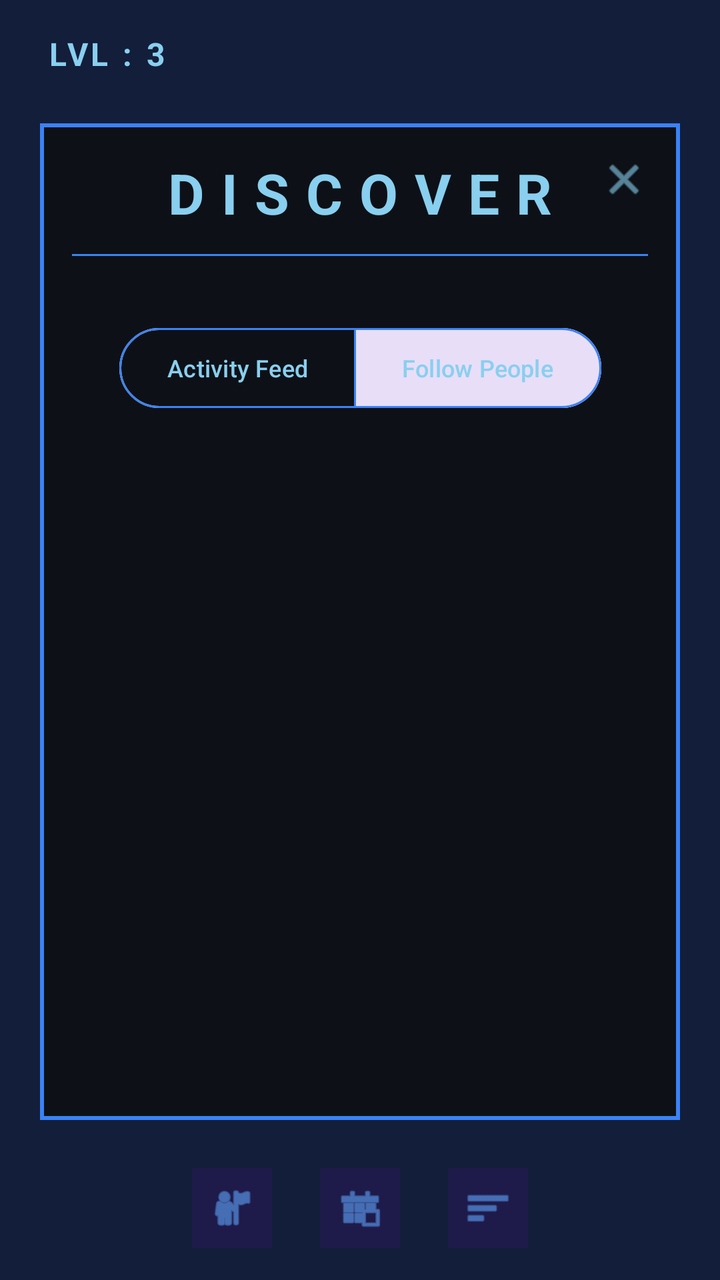
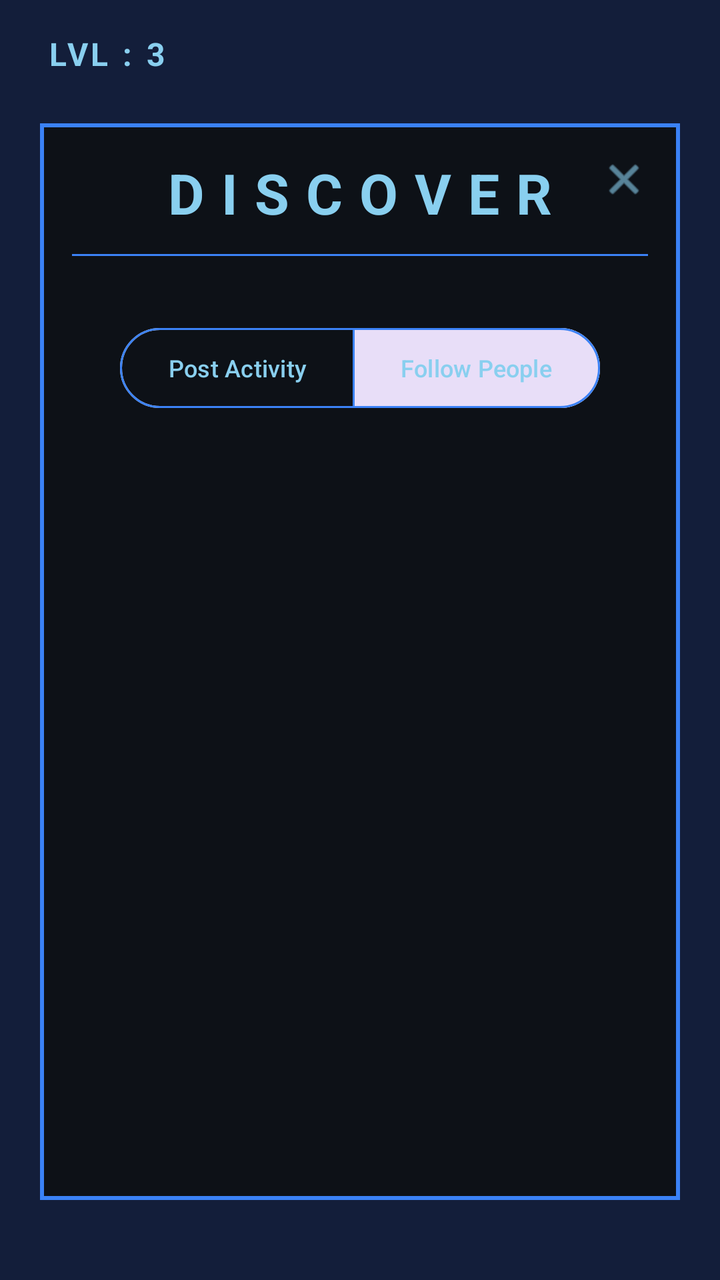

Screens rendered from an Android XML layout before and after an edit, with the pre-edit source and the edit as a unified diff.
<!-- AndroidManifest.xml: application theme Theme.HabitFLOWS -->
<!-- res/layout/activity_discover.xml -->
<?xml version="1.0" encoding="utf-8"?>
<androidx.constraintlayout.widget.ConstraintLayout xmlns:android="http://schemas.android.com/apk/res/android"
    xmlns:app="http://schemas.android.com/apk/res-auto"
    xmlns:tools="http://schemas.android.com/tools"
    android:id="@+id/main"
    android:layout_width="match_parent"
    android:layout_height="match_parent"
    android:background="@color/denim"
    tools:context=".Discover">

    
    <androidx.constraintlayout.widget.ConstraintLayout
        android:id="@+id/topBar"
        android:layout_width="match_parent"
        android:layout_height="wrap_content"
        android:paddingHorizontal="24dp"
        android:paddingVertical="16dp"
        app:layout_constraintTop_toTopOf="parent">

        <TextView
            android:id="@+id/tvLevelDisplay"
            android:layout_width="wrap_content"
            android:layout_height="wrap_content"
            android:letterSpacing="0.1"
            android:text="LVL : 3"
            android:textColor="@color/baby_blue"
            android:textSize="16sp"
            android:textStyle="bold"
            app:layout_constraintStart_toStartOf="parent"
            app:layout_constraintTop_toTopOf="parent" />
    </androidx.constraintlayout.widget.ConstraintLayout>

    <com.google.android.material.card.MaterialCardView
        android:id="@+id/contentWindow"
        android:layout_width="0dp"
        android:layout_height="0dp"
        android:layout_marginHorizontal="20dp"
        android:layout_marginTop="8dp"
        android:layout_marginBottom="24dp"
        app:cardBackgroundColor="#0D1117"
        app:cardCornerRadius="0dp"
        app:cardElevation="0dp"
        app:layout_constraintBottom_toTopOf="@+id/bottomIcons"
        app:layout_constraintEnd_toEndOf="parent"
        app:layout_constraintStart_toStartOf="parent"
        app:layout_constraintTop_toBottomOf="@id/topBar"
        app:strokeColor="#3B82F6"
        app:strokeWidth="2dp">

        <androidx.constraintlayout.widget.ConstraintLayout
            android:layout_width="match_parent"
            android:layout_height="match_parent">

            
            <androidx.constraintlayout.widget.ConstraintLayout
                android:id="@+id/windowHeader"
                android:layout_width="match_parent"
                android:layout_height="wrap_content"
                android:padding="16dp"
                app:layout_constraintTop_toTopOf="parent">

                <ImageView
                    android:id="@+id/btnBackDiscover"
                    android:layout_width="24dp"
                    android:layout_height="24dp"
                    android:src="@android:drawable/ic_menu_close_clear_cancel"
                    app:layout_constraintEnd_toEndOf="parent"
                    app:layout_constraintTop_toTopOf="parent"
                    app:tint="@color/baby_blue" />

                <TextView
                    android:id="@+id/tvDiscoverTitle"
                    android:layout_width="wrap_content"
                    android:layout_height="wrap_content"
                    android:letterSpacing="0.3"
                    android:text="DISCOVER"
                    android:textColor="@color/baby_blue"
                    android:textSize="28sp"
                    android:textStyle="bold"
                    app:layout_constraintEnd_toEndOf="parent"
                    app:layout_constraintStart_toStartOf="parent"
                    app:layout_constraintTop_toTopOf="parent" />

                <View
                    android:layout_width="match_parent"
                    android:layout_height="1dp"
                    android:layout_marginTop="12dp"
                    android:background="#3B82F6"
                    app:layout_constraintTop_toBottomOf="@id/tvDiscoverTitle" />
            </androidx.constraintlayout.widget.ConstraintLayout>

            
            <com.google.android.material.button.MaterialButtonToggleGroup
                android:id="@+id/toggleGroupDiscover"
                android:layout_width="wrap_content"
                android:layout_height="wrap_content"
                android:layout_marginTop="16dp"
                app:checkedButton="@+id/btnFollowPeople"
                app:layout_constraintEnd_toEndOf="parent"
                app:layout_constraintStart_toStartOf="parent"
                app:layout_constraintTop_toBottomOf="@id/windowHeader"
                app:selectionRequired="true"
                app:singleSelection="true">

                <com.google.android.material.button.MaterialButton
                    android:id="@+id/btnActivityFeed"
                    style="@style/Widget.Material3.Button.OutlinedButton"
                    android:layout_width="wrap_content"
                    android:layout_height="wrap_content"
                    android:text="Activity Feed"
                    android:textColor="@color/baby_blue"
                    android:textSize="12sp"
                    app:strokeColor="@color/border" />

                <com.google.android.material.button.MaterialButton
                    android:id="@+id/btnFollowPeople"
                    style="@style/Widget.Material3.Button.OutlinedButton"
                    android:layout_width="wrap_content"
                    android:layout_height="wrap_content"
                    android:text="Follow People"
                    android:textColor="@color/baby_blue"
                    android:textSize="12sp"
                    app:strokeColor="@color/border" />

            </com.google.android.material.button.MaterialButtonToggleGroup>

            
            <androidx.recyclerview.widget.RecyclerView
                android:id="@+id/rvDiscover"
                android:layout_width="match_parent"
                android:layout_height="0dp"
                android:layout_marginTop="12dp"
                android:clipToPadding="false"
                android:paddingHorizontal="16dp"
                android:paddingBottom="16dp"
                app:layout_constraintBottom_toBottomOf="parent"
                app:layout_constraintTop_toBottomOf="@id/toggleGroupDiscover"
                tools:listitem="@layout/item_user" />

        </androidx.constraintlayout.widget.ConstraintLayout>
    </com.google.android.material.card.MaterialCardView>

    
    <LinearLayout
        android:id="@+id/bottomIcons"
        android:layout_width="match_parent"
        android:layout_height="wrap_content"
        android:gravity="center"
        android:orientation="horizontal"
        android:paddingBottom="16dp"
        app:layout_constraintBottom_toBottomOf="parent">

        <ImageView
            android:layout_width="40dp"
            android:layout_height="40dp"
            android:layout_marginHorizontal="12dp"
            android:background="#1E1B4B"
            android:padding="8dp"
            android:src="@android:drawable/ic_menu_myplaces"
            app:tint="#60A5FA" />

        <ImageView
            android:layout_width="40dp"
            android:layout_height="40dp"
            android:layout_marginHorizontal="12dp"
            android:background="#1E1B4B"
            android:padding="8dp"
            android:src="@android:drawable/ic_menu_today"
            app:tint="#60A5FA" />

        <ImageView
            android:layout_width="40dp"
            android:layout_height="40dp"
            android:layout_marginHorizontal="12dp"
            android:background="#1E1B4B"
            android:padding="8dp"
            android:src="@android:drawable/ic_menu_sort_by_size"
            app:tint="#60A5FA" />
    </LinearLayout>

</androidx.constraintlayout.widget.ConstraintLayout>
<!-- res/layout/item_user.xml (included above) -->
<?xml version="1.0" encoding="utf-8"?>
<com.google.android.material.card.MaterialCardView xmlns:android="http://schemas.android.com/apk/res/android"
    xmlns:app="http://schemas.android.com/apk/res-auto"
    android:layout_width="match_parent"
    android:layout_height="wrap_content"
    android:layout_marginHorizontal="4dp"
    android:layout_marginVertical="6dp"
    app:cardBackgroundColor="#0D1117"
    app:cardCornerRadius="0dp"
    app:cardElevation="0dp"
    app:strokeColor="#3B82F6"
    app:strokeWidth="1dp">

    <androidx.constraintlayout.widget.ConstraintLayout
        android:layout_width="match_parent"
        android:layout_height="wrap_content"
        android:padding="12dp">

        <com.google.android.material.imageview.ShapeableImageView
            android:id="@+id/ivUserAvatar"
            android:layout_width="45dp"
            android:layout_height="45dp"
            android:scaleType="centerCrop"
            android:src="@drawable/profilepic"
            app:layout_constraintBottom_toBottomOf="parent"
            app:layout_constraintStart_toStartOf="parent"
            app:layout_constraintTop_toTopOf="parent"
            app:shapeAppearanceOverlay="@style/ShapeAppearance.Material3.Corner.Full"
            app:strokeColor="#A78BFA"
            app:strokeWidth="1dp" />

        <LinearLayout
            android:layout_width="0dp"
            android:layout_height="wrap_content"
            android:layout_marginStart="16dp"
            android:layout_marginEnd="8dp"
            android:orientation="vertical"
            app:layout_constraintBottom_toBottomOf="parent"
            app:layout_constraintEnd_toStartOf="@+id/btnFollow"
            app:layout_constraintStart_toEndOf="@id/ivUserAvatar"
            app:layout_constraintTop_toTopOf="parent">

            <TextView
                android:id="@+id/tvDiscoveryUsername"
                android:layout_width="wrap_content"
                android:layout_height="wrap_content"
                android:text="Username"
                android:textColor="#FFFFFF"
                android:textSize="16sp"
                android:textStyle="bold" />

            <TextView
                android:id="@+id/tvUserLevel"
                android:layout_width="wrap_content"
                android:layout_height="wrap_content"
                android:text="LVL: 5"
                android:textColor="@color/baby_blue"
                android:textSize="12sp" />
        </LinearLayout>

        <com.google.android.material.button.MaterialButton
            android:id="@+id/btnFollow"
            style="@style/Widget.Material3.Button.TextButton"
            android:layout_width="wrap_content"
            android:layout_height="wrap_content"
            android:minHeight="0dp"
            android:text="FOLLOW"
            android:textColor="#60A5FA"
            android:textSize="11sp"
            android:textStyle="bold"
            app:layout_constraintBottom_toBottomOf="parent"
            app:layout_constraintEnd_toEndOf="parent"
            app:layout_constraintTop_toTopOf="parent" />

    </androidx.constraintlayout.widget.ConstraintLayout>
</com.google.android.material.card.MaterialCardView>
<!-- resources referenced by this layout -->
<resources>
  <color name="baby_blue">#89CFEF</color>
  <color name="border">#3B82F6</color>
  <color name="denim">#131E3A</color>
  <!-- drawable profilepic: jpeg bitmap (drawable, 41021 bytes) -->
  <style name="Theme.HabitFLOWS" parent="Base.Theme.HabitFLOWS" />
  <style name="Base.Theme.HabitFLOWS" parent="Theme.Material3.DayNight.NoActionBar">
          
          
      </style>
</resources>

<!-- the commit's change to res/layout/activity_discover.xml (unified diff, before → after) -->
@@ -107,7 +107,7 @@
                     style="@style/Widget.Material3.Button.OutlinedButton"
                     android:layout_width="wrap_content"
                     android:layout_height="wrap_content"
-                    android:text="Activity Feed"
+                    android:text="Post Activity"
                     android:textColor="@color/baby_blue"
                     android:textSize="12sp"
                     app:strokeColor="@color/border" />
@@ -148,35 +148,7 @@
         android:gravity="center"
         android:orientation="horizontal"
         android:paddingBottom="16dp"
-        app:layout_constraintBottom_toBottomOf="parent">
-
-        <ImageView
-            android:layout_width="40dp"
-            android:layout_height="40dp"
-            android:layout_marginHorizontal="12dp"
-            android:background="#1E1B4B"
-            android:padding="8dp"
-            android:src="@android:drawable/ic_menu_myplaces"
-            app:tint="#60A5FA" />
-
-        <ImageView
-            android:layout_width="40dp"
-            android:layout_height="40dp"
-            android:layout_marginHorizontal="12dp"
-            android:background="#1E1B4B"
-            android:padding="8dp"
-            android:src="@android:drawable/ic_menu_today"
-            app:tint="#60A5FA" />
-
-        <ImageView
-            android:layout_width="40dp"
-            android:layout_height="40dp"
-            android:layout_marginHorizontal="12dp"
-            android:background="#1E1B4B"
-            android:padding="8dp"
-            android:src="@android:drawable/ic_menu_sort_by_size"
-            app:tint="#60A5FA" />
-    </LinearLayout>
+        app:layout_constraintBottom_toBottomOf="parent"/>
 
 </androidx.constraintlayout.widget.ConstraintLayout>
 <!-- res/layout/item_user.xml (included above) -->
